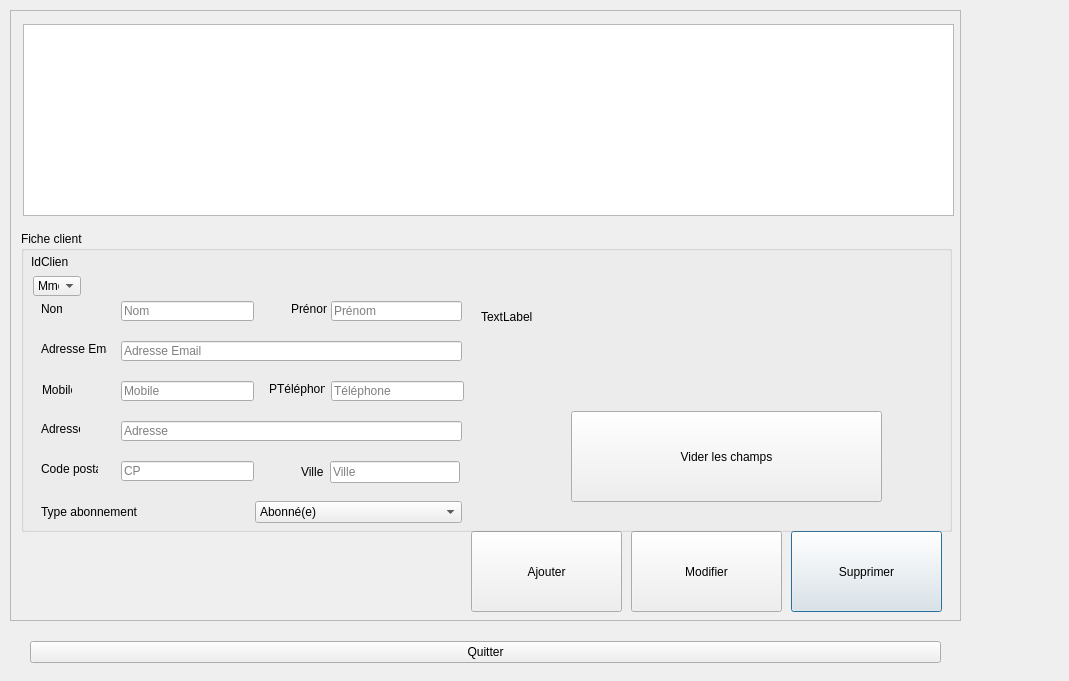
Before: the Qt Designer form FestiClicC/clients.ui in FestiClic/FestiClic3, drawn with Qt 5.
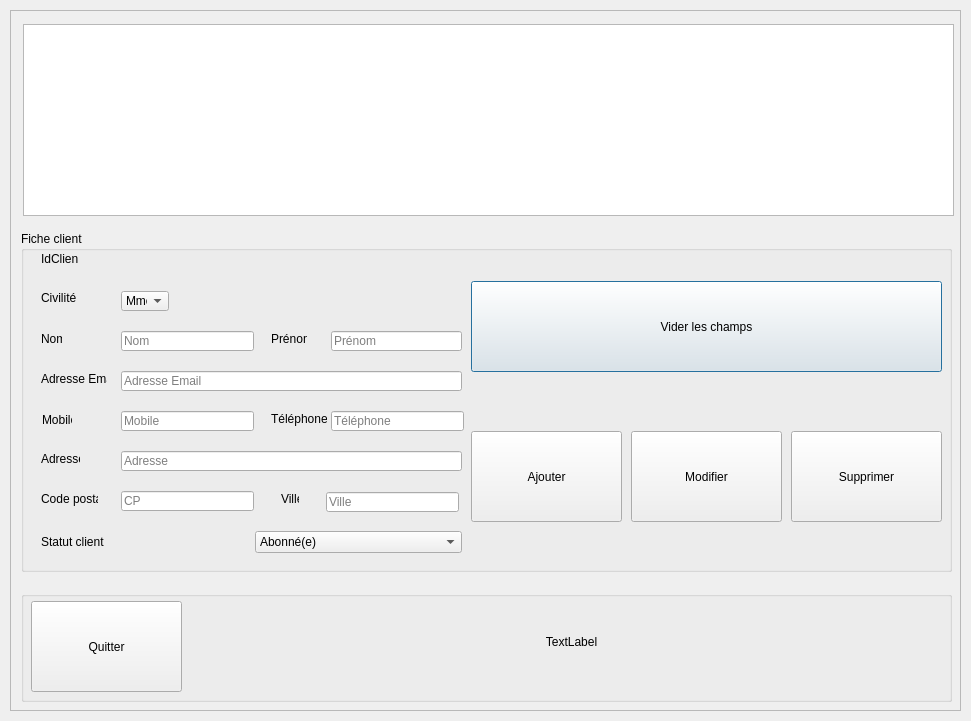
After: the same form once the commit is applied.

Diff of the .ui file:
```diff
--- a/FestiClicC/clients.ui
+++ b/FestiClicC/clients.ui
@@ -6,20 +6,25 @@
    <rect>
     <x>0</x>
     <y>0</y>
-    <width>1069</width>
-    <height>681</height>
+    <width>971</width>
+    <height>721</height>
    </rect>
   </property>
   <property name="windowTitle">
    <string>Spectateurs</string>
   </property>
+  <property name="styleSheet">
+   <string notr="true">#QLabel {
+font-size: 10px;
+}</string>
+  </property>
   <widget class="QScrollArea" name="scrollArea">
    <property name="geometry">
     <rect>
      <x>10</x>
      <y>10</y>
      <width>951</width>
-     <height>611</height>
+     <height>701</height>
     </rect>
    </property>
    <property name="widgetResizable">
@@ -31,48 +36,9 @@
       <x>0</x>
       <y>0</y>
       <width>949</width>
-      <height>609</height>
+      <height>699</height>
      </rect>
     </property>
-    <widget class="QPushButton" name="cltBtnSupprimer">
-     <property name="geometry">
-      <rect>
-       <x>780</x>
-       <y>520</y>
-       <width>151</width>
-       <height>81</height>
-      </rect>
-     </property>
-     <property name="text">
-      <string>Supprimer</string>
-     </property>
-    </widget>
-    <widget class="QPushButton" name="cltBtnModifier">
-     <property name="geometry">
-      <rect>
-       <x>620</x>
-       <y>520</y>
-       <width>151</width>
-       <height>81</height>
-      </rect>
-     </property>
-     <property name="text">
-      <string>Modifier</string>
-     </property>
-    </widget>
-    <widget class="QPushButton" name="cltBtnAjouter">
-     <property name="geometry">
-      <rect>
-       <x>460</x>
-       <y>520</y>
-       <width>151</width>
-       <height>81</height>
-      </rect>
-     </property>
-     <property name="text">
-      <string>Ajouter</string>
-     </property>
-    </widget>
     <widget class="QTableView" name="cltTabV">
      <property name="geometry">
       <rect>
@@ -89,17 +55,22 @@
        <x>10</x>
        <y>220</y>
        <width>931</width>
-       <height>301</height>
+       <height>341</height>
       </rect>
      </property>
+     <property name="styleSheet">
+      <string notr="true">#QLabel {
+font-size: 10px;
+}</string>
+     </property>
      <property name="title">
       <string>Fiche client</string>
      </property>
      <widget class="QLabel" name="cltLabelIdClient">
       <property name="geometry">
        <rect>
-        <x>10</x>
-        <y>23</y>
+        <x>20</x>
+        <y>20</y>
         <width>37</width>
         <height>16</height>
        </rect>
@@ -111,8 +82,8 @@
      <widget class="QComboBox" name="cltCBoxCivilite">
       <property name="geometry">
        <rect>
-        <x>12</x>
-        <y>45</y>
+        <x>100</x>
+        <y>60</y>
         <width>48</width>
         <height>20</height>
        </rect>
@@ -132,7 +103,7 @@
       <property name="geometry">
        <rect>
         <x>100</x>
-        <y>190</y>
+        <y>220</y>
         <width>341</width>
         <height>20</height>
        </rect>
@@ -145,7 +116,7 @@
       <property name="geometry">
        <rect>
         <x>100</x>
-        <y>230</y>
+        <y>260</y>
         <width>133</width>
         <height>20</height>
        </rect>
@@ -158,7 +129,7 @@
       <property name="geometry">
        <rect>
         <x>20</x>
-        <y>190</y>
+        <y>220</y>
         <width>39</width>
         <height>16</height>
        </rect>
@@ -171,7 +142,7 @@
       <property name="geometry">
        <rect>
         <x>20</x>
-        <y>230</y>
+        <y>260</y>
         <width>57</width>
         <height>16</height>
        </rect>
@@ -184,7 +155,7 @@
       <property name="geometry">
        <rect>
         <x>20</x>
-        <y>70</y>
+        <y>100</y>
         <width>21</width>
         <height>16</height>
        </rect>
@@ -197,7 +168,7 @@
       <property name="geometry">
        <rect>
         <x>100</x>
-        <y>70</y>
+        <y>100</y>
         <width>133</width>
         <height>20</height>
        </rect>
@@ -209,8 +180,8 @@
      <widget class="QLabel" name="label_5">
       <property name="geometry">
        <rect>
-        <x>270</x>
-        <y>70</y>
+        <x>250</x>
+        <y>100</y>
         <width>36</width>
         <height>16</height>
        </rect>
@@ -223,7 +194,7 @@
       <property name="geometry">
        <rect>
         <x>310</x>
-        <y>70</y>
+        <y>100</y>
         <width>131</width>
         <height>20</height>
        </rect>
@@ -236,7 +207,7 @@
       <property name="geometry">
        <rect>
         <x>20</x>
-        <y>110</y>
+        <y>140</y>
         <width>66</width>
         <height>16</height>
        </rect>
@@ -249,7 +220,7 @@
       <property name="geometry">
        <rect>
         <x>100</x>
-        <y>110</y>
+        <y>140</y>
         <width>341</width>
         <height>20</height>
        </rect>
@@ -261,9 +232,9 @@
      <widget class="QPushButton" name="cltBtnViderChamps">
       <property name="geometry">
        <rect>
-        <x>550</x>
-        <y>180</y>
-        <width>311</width>
+        <x>450</x>
+        <y>50</y>
+        <width>471</width>
         <height>91</height>
        </rect>
       </property>
@@ -271,50 +242,11 @@
        <string>Vider les champs</string>
       </property>
      </widget>
-     <widget class="QLabel" name="cLabelAlerte">
-      <property name="geometry">
-       <rect>
-        <x>460</x>
-        <y>10</y>
-        <width>461</width>
-        <height>151</height>
-       </rect>
-      </property>
-      <property name="text">
-       <string>TextLabel</string>
-      </property>
-     </widget>
-     <widget class="QWidget" name="">
-      <property name="geometry">
-       <rect>
-        <x>280</x>
-        <y>230</y>
-        <width>159</width>
-        <height>22</height>
-       </rect>
-      </property>
-      <layout class="QHBoxLayout" name="horizontalLayout_9">
-       <item>
-        <widget class="QLabel" name="label_9">
-         <property name="text">
-          <string>Ville</string>
-         </property>
-        </widget>
-       </item>
-       <item>
-        <widget class="QLineEdit" name="cltTxtVille">
-         <property name="placeholderText">
-          <string>Ville</string>
-         </property>
-        </widget>
-       </item>
-      </layout>
-     </widget>
-     <widget class="QWidget" name="">
+     <widget class="QWidget" name="layoutWidget">
       <property name="geometry">
        <rect>
         <x>20</x>
-        <y>270</y>
+        <y>300</y>
         <width>421</width>
         <height>22</height>
        </rect>
@@ -323,7 +255,7 @@
        <item>
         <widget class="QLabel" name="label">
          <property name="text">
-          <string>Type abonnement</string>
+          <string>Statut client</string>
          </property>
         </widget>
        </item>
@@ -347,7 +279,7 @@
       <property name="geometry">
        <rect>
         <x>21</x>
-        <y>151</y>
+        <y>181</y>
         <width>30</width>
         <height>16</height>
        </rect>
@@ -359,21 +291,21 @@
      <widget class="QLabel" name="label_3">
       <property name="geometry">
        <rect>
-        <x>248</x>
-        <y>150</y>
+        <x>250</x>
+        <y>180</y>
         <width>56</width>
         <height>16</height>
        </rect>
       </property>
       <property name="text">
-       <string>PTéléphone</string>
+       <string>Téléphone</string>
       </property>
      </widget>
      <widget class="QLineEdit" name="cltTxtTel">
       <property name="geometry">
        <rect>
         <x>310</x>
-        <y>150</y>
+        <y>180</y>
         <width>133</width>
         <height>20</height>
        </rect>
@@ -386,7 +318,7 @@
       <property name="geometry">
        <rect>
         <x>100</x>
-        <y>150</y>
+        <y>180</y>
         <width>133</width>
         <height>20</height>
        </rect>
@@ -395,27 +327,128 @@
        <string>Mobile</string>
       </property>
      </widget>
+     <widget class="QPushButton" name="cltBtnAjouter">
+      <property name="geometry">
+       <rect>
+        <x>450</x>
+        <y>200</y>
+        <width>151</width>
+        <height>91</height>
+       </rect>
+      </property>
+      <property name="text">
+       <string>Ajouter</string>
+      </property>
+     </widget>
+     <widget class="QPushButton" name="cltBtnModifier">
+      <property name="geometry">
+       <rect>
+        <x>610</x>
+        <y>200</y>
+        <width>151</width>
+        <height>91</height>
+       </rect>
+      </property>
+      <property name="text">
+       <string>Modifier</string>
+      </property>
+     </widget>
+     <widget class="QPushButton" name="cltBtnSupprimer">
+      <property name="geometry">
+       <rect>
+        <x>770</x>
+        <y>200</y>
+        <width>151</width>
+        <height>91</height>
+       </rect>
+      </property>
+      <property name="text">
+       <string>Supprimer</string>
+      </property>
+     </widget>
+     <widget class="QLabel" name="label_10">
+      <property name="geometry">
+       <rect>
+        <x>20</x>
+        <y>60</y>
+        <width>47</width>
+        <height>13</height>
+       </rect>
+      </property>
+      <property name="text">
+       <string>Civilité</string>
+      </property>
+     </widget>
+     <widget class="QLineEdit" name="cltTxtVille">
+      <property name="geometry">
+       <rect>
+        <x>305</x>
+        <y>261</y>
+        <width>133</width>
+        <height>20</height>
+       </rect>
+      </property>
+      <property name="placeholderText">
+       <string>Ville</string>
+      </property>
+     </widget>
+     <widget class="QLabel" name="label_9">
+      <property name="geometry">
+       <rect>
+        <x>260</x>
+        <y>260</y>
+        <width>18</width>
+        <height>16</height>
+       </rect>
+      </property>
+      <property name="text">
+       <string>Ville</string>
+      </property>
+     </widget>
     </widget>
-   </widget>
-  </widget>
-  <widget class="QWidget" name="">
-   <property name="geometry">
-    <rect>
-     <x>30</x>
-     <y>640</y>
-     <width>911</width>
-     <height>25</height>
-    </rect>
-   </property>
-   <layout class="QHBoxLayout" name="horizontalLayout_3">
-    <item>
+    <widget class="QGroupBox" name="groupBox_2">
+     <property name="geometry">
+      <rect>
+       <x>10</x>
+       <y>580</y>
+       <width>931</width>
+       <height>111</height>
+      </rect>
+     </property>
+     <property name="title">
+      <string/>
+     </property>
      <widget class="QPushButton" name="cltBtnQuitter">
+      <property name="geometry">
+       <rect>
+        <x>10</x>
+        <y>10</y>
+        <width>151</width>
+        <height>91</height>
+       </rect>
+      </property>
       <property name="text">
        <string>Quitter</string>
       </property>
      </widget>
-    </item>
-   </layout>
+     <widget class="QLabel" name="cLabelAlerte">
+      <property name="geometry">
+       <rect>
+        <x>180</x>
+        <y>10</y>
+        <width>741</width>
+        <height>81</height>
+       </rect>
+      </property>
+      <property name="text">
+       <string>TextLabel</string>
+      </property>
+      <property name="alignment">
+       <set>Qt::AlignCenter</set>
+      </property>
+     </widget>
+    </widget>
+   </widget>
   </widget>
  </widget>
  <tabstops>
```
Left out of the diff: 1 changed line with no effect on the pictures.
